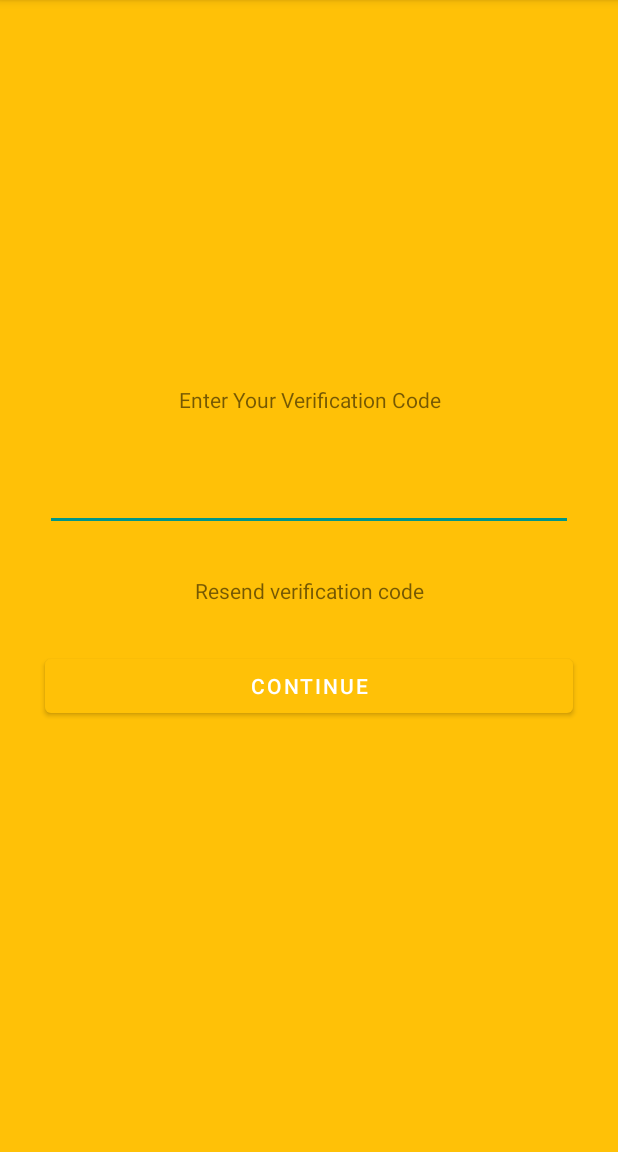
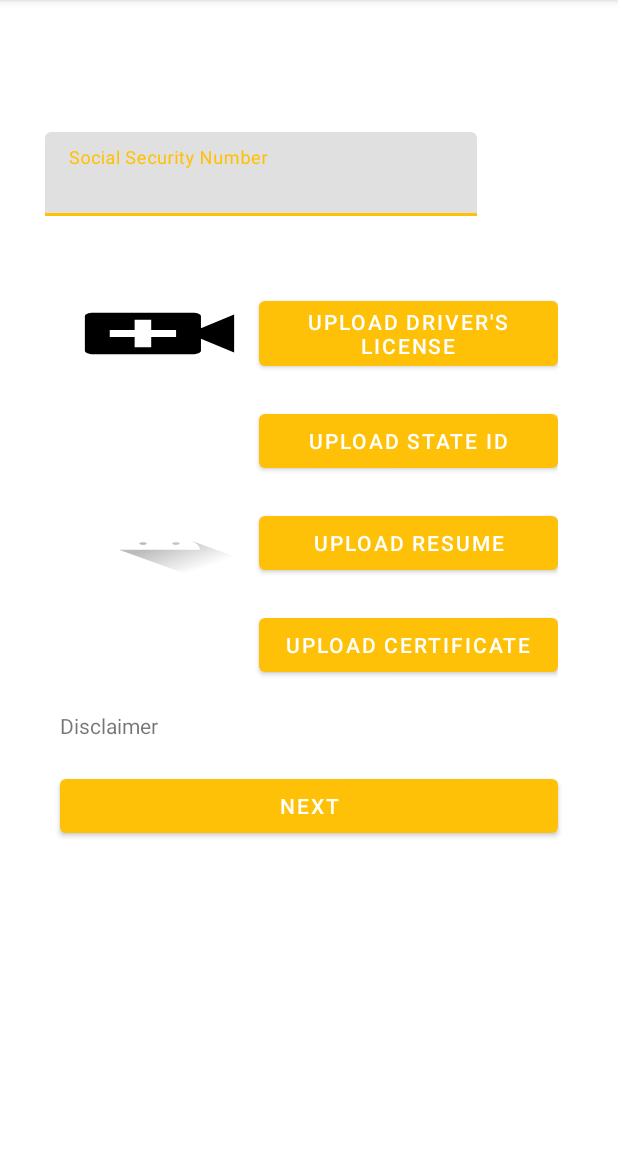
Before and after one commit to HaoYang0701/Care, an Android app: the screen it shows after launch (TwoFactorActivity before the commit, DocumentUploadActivity after it), after a tap on an icon or button, on a phone screen of 412 x 824 dp, the part 84-1236 px from its top. Run offline under Robolectric (Android 15) with nearby library versions, the phone set to English and light mode, and no system bars; our stand-ins replace RxJava, data binding; plain views replace PinEntryEditText; 2 statements that could not run were skipped.

Commit message:
Doc upload done

```diff
--- a/app/src/main/java/care/com/care/Login/LoginFragment.kt
+++ b/app/src/main/java/care/com/care/Login/LoginFragment.kt
@@ -13,11 +13,12 @@ import care.com.care.Login.twoFactorAuth.TwoFactorActivity
 import care.com.care.R
 import care.com.care.registration.RegistrationActivity
 import care.com.care.databinding.LoginFragmentBinding
+import care.com.care.documentupload.DocumentUploadActivity
 
 
 class LoginFragment : LoginContract.View, Fragment() {
     override fun goToSettings() {
-        startActivity(Intent(context, TwoFactorActivity::class.java))
+        startActivity(Intent(context, DocumentUploadActivity::class.java))
     }
 
     private lateinit var presenter: LoginContract.Presenter
--- a/app/src/main/java/care/com/care/data/database/source/DataSource.kt
+++ b/app/src/main/java/care/com/care/data/database/source/DataSource.kt
@@ -6,6 +6,7 @@ import care.com.care.Model.Token
 import care.com.care.Network.RegistrationRequest
 import io.reactivex.Flowable
 import io.reactivex.Observable
+import okhttp3.MultipartBody
 import okhttp3.RequestBody
 import retrofit2.Response
 
@@ -25,4 +26,6 @@ interface DataSource {
     fun getToken() : Flowable<Token>
 
     fun registerNewUser(request: RegistrationRequest): Observable<Response<RegistrationResponse>>
+
+    fun uploadImage(image : MultipartBody.Part)
 }
--- a/app/src/main/java/care/com/care/data/database/source/Repository.kt
+++ b/app/src/main/java/care/com/care/data/database/source/Repository.kt
@@ -8,9 +8,13 @@ import care.com.care.data.database.source.local.LocalDataSource
 import care.com.care.data.database.source.remote.RemoteDataSource
 import io.reactivex.Flowable
 import io.reactivex.Observable
+import okhttp3.MultipartBody
 import retrofit2.Response
 
 class Repository(val remoteDataSource : RemoteDataSource, val localDataSource: LocalDataSource) : DataSource {
+    override fun uploadImage(image: MultipartBody.Part) {
+
+    }
 
     override fun registerNewUser(registrationRequest: RegistrationRequest): Observable<Response<RegistrationResponse>> {
         return remoteDataSource.registerNewUser(registrationRequest)
--- a/app/src/main/java/care/com/care/data/database/source/local/LocalDataSource.kt
+++ b/app/src/main/java/care/com/care/data/database/source/local/LocalDataSource.kt
@@ -7,9 +7,13 @@ import care.com.care.Network.RegistrationRequest
 import care.com.care.data.database.source.DataSource
 import io.reactivex.Flowable
 import io.reactivex.Observable
+import okhttp3.MultipartBody
 import retrofit2.Response
 
 class LocalDataSource(val localDao : LocalDao) : DataSource {
+    override fun uploadImage(image: MultipartBody.Part) {
+
+    }
 
     override fun registerNewUser(request: RegistrationRequest): Observable<Response<RegistrationResponse>> {
         return Observable.empty()
--- a/app/src/main/java/care/com/care/data/database/source/remote/RemoteDataSource.kt
+++ b/app/src/main/java/care/com/care/data/database/source/remote/RemoteDataSource.kt
@@ -26,11 +26,13 @@ import care.com.care.CareOffApplication
 import java.util.*
 import androidx.core.content.ContextCompat.getSystemService
 import android.telephony.TelephonyManager
-
-
+import okhttp3.MultipartBody
 
 
 object RemoteDataSource : DataSource {
+    override fun uploadImage(image: MultipartBody.Part) {
+
+    }
 
 
     private var apiEndpoint: ApiEndpoint
--- /dev/null
+++ b/app/src/main/java/care/com/care/documentupload/DocumentUploadActivity.kt
@@ -0,0 +1,27 @@
+package care.com.care.documentupload
+
+import android.os.Bundle
+import android.os.Environment
+import androidx.appcompat.app.AppCompatActivity
+import care.com.care.R
+import care.com.care.Utils.replaceFragmentInActivity
+import care.com.care.data.database.source.remote.RemoteDataSource
+
+class DocumentUploadActivity : AppCompatActivity(){
+
+    private lateinit var documentUploadPresenter: DocumentUploadPresenter
+
+    override fun onCreate(savedInstanceState: Bundle?) {
+        super.onCreate(savedInstanceState)
+        setContentView(R.layout.document_upload_activity)
+
+        val documentUploadFragment = supportFragmentManager.findFragmentById(R.id.contentFrame)
+                as DocumentUploadFragment? ?: DocumentUploadFragment.newInstance().also {
+            replaceFragmentInActivity(it, R.id.contentFrame)
+        }
+
+        documentUploadPresenter = DocumentUploadPresenter(documentUploadFragment, getExternalFilesDir(Environment.DIRECTORY_PICTURES))
+
+        documentUploadFragment.setPresenter(documentUploadPresenter)
+    }
+}
--- /dev/null
+++ b/app/src/main/java/care/com/care/documentupload/DocumentUploadContract.kt
@@ -0,0 +1,19 @@
+package care.com.care.documentupload
+
+import android.graphics.Bitmap
+import care.com.care.base.BasePresenter
+import care.com.care.base.BaseView
+import java.io.File
+
+interface DocumentUploadContract {
+
+    interface View : BaseView<Presenter> {
+        fun setLicenseImage(bitmap : Bitmap)
+    }
+
+    interface Presenter : BasePresenter {
+        fun createFile(): File?
+
+        fun uploadFile()
+    }
+}
--- /dev/null
+++ b/app/src/main/java/care/com/care/documentupload/DocumentUploadFragment.kt
@@ -0,0 +1,86 @@
+package care.com.care.documentupload
+
+import android.app.Activity.RESULT_OK
+import android.content.Intent
+import android.graphics.Bitmap
+import android.os.Bundle
+import android.provider.MediaStore
+import android.view.LayoutInflater
+import android.view.View
+import android.view.ViewGroup
+import androidx.core.content.FileProvider
+import androidx.databinding.DataBindingUtil
+import androidx.fragment.app.Fragment
+import care.com.care.R
+import care.com.care.Utils.PermissionUtil
+import care.com.care.databinding.DocumentUploadFragmentBinding
+
+class DocumentUploadFragment : DocumentUploadContract.View, Fragment() {
+
+    override fun setLicenseImage(bitmap: Bitmap) {
+        viewBinding.licenseImage.setImageBitmap(bitmap)
+    }
+
+    private lateinit var presenter: DocumentUploadContract.Presenter
+    private lateinit var viewBinding: DocumentUploadFragmentBinding
+    val REQUEST_LICENSE_CAPTURE = 1
+
+    override fun onCreateView(inflater: LayoutInflater, container: ViewGroup?, savedInstanceState: Bundle?): View? {
+        viewBinding = DataBindingUtil.inflate(inflater, R.layout.document_upload_fragment, container, false)
+        val view = viewBinding.root
+        setUpClickListeners()
+        return view
+    }
+
+    private fun setUpClickListeners() {
+        viewBinding.uploadLicense.setOnClickListener { view ->
+            Intent(MediaStore.ACTION_IMAGE_CAPTURE).also { takePictureIntent ->
+                if (PermissionUtil.isCameraPermissionsOn(context!!)) {
+                } else if (!PermissionUtil.isCameraPermissionsOn(context!!)) {
+                    PermissionUtil.checkCameraPermissions(context!!)
+                }
+                takePictureIntent.resolveActivity(context?.packageManager)?.also {
+                    val photoFile = presenter.createFile()
+
+                    photoFile?.also {
+                        val photoURI = FileProvider.getUriForFile(
+                                context!!,
+                                "com.care.android.fileprovider",
+                                it
+                        )
+                        takePictureIntent.putExtra(MediaStore.EXTRA_OUTPUT, photoURI)
+                        startActivityForResult(takePictureIntent, REQUEST_LICENSE_CAPTURE)
+                    }
+                }
+            }
+        }
+    }
+
+    override fun onActivityResult(requestCode: Int, resultCode: Int, data: Intent?) {
+        if (requestCode == REQUEST_LICENSE_CAPTURE && resultCode == RESULT_OK) {
+            presenter.uploadFile()
+        }
+    }
+
+
+    override fun onResume() {
+        super.onResume()
+        presenter.subscribe()
+    }
+
+    override fun onPause() {
+        super.onPause()
+        presenter.unsubscribe()
+    }
+
+    override fun setPresenter(presenter: DocumentUploadContract.Presenter) {
+        this.presenter = presenter
+    }
+
+
+    companion object {
+        fun newInstance() : DocumentUploadFragment {
+            return DocumentUploadFragment()
+        }
+    }
+}
--- /dev/null
+++ b/app/src/main/res/layout/document_upload_activity.xml
@@ -0,0 +1,12 @@
+<?xml version="1.0" encoding="utf-8"?>
+<LinearLayout
+    xmlns:android="http://schemas.android.com/apk/res/android"
+    android:layout_width="match_parent"
+    android:layout_height="match_parent">
+
+    <FrameLayout
+        android:layout_width="match_parent"
+        android:layout_height="match_parent"
+        android:id="@+id/contentFrame">
+    </FrameLayout>
+</LinearLayout>
--- /dev/null
+++ b/app/src/main/res/layout/document_upload_fragment.xml
@@ -0,0 +1,144 @@
+<?xml version="1.0" encoding="utf-8"?>
+<layout xmlns:android="http://schemas.android.com/apk/res/android"
+        xmlns:app="http://schemas.android.com/apk/res-auto">
+<ScrollView xmlns:tools="http://schemas.android.com/tools"
+              android:orientation="vertical"
+              android:layout_width="match_parent"
+              android:layout_height="match_parent"
+              android:gravity="center">
+
+    <LinearLayout
+        android:layout_width="match_parent"
+        android:layout_height="match_parent"
+        android:orientation="vertical"
+        android:layout_margin="30dp">
+
+        <TextView
+            android:layout_width="match_parent"
+            android:layout_height="wrap_content"
+            tools:text="Hao, Yang"
+            android:gravity="left"/>
+
+        <TextView
+            android:layout_width="match_parent"
+            android:layout_height="wrap_content"
+            tools:text="July 1st, 1994"
+            android:gravity="left"/>
+
+
+        <TextView
+            android:layout_width="match_parent"
+            android:layout_height="wrap_content"
+            tools:text="646-123-4567"
+            android:gravity="left"/>
+
+        <com.google.android.material.textfield.TextInputLayout
+            android:layout_width="match_parent"
+            android:layout_height="wrap_content"
+            android:layout_marginEnd="64dp"
+            app:errorEnabled="true"
+            android:layout_marginBottom="20dp"
+            android:layout_gravity="left">
+
+            <com.google.android.material.textfield.TextInputEditText
+                android:layout_width="match_parent"
+                android:layout_height="wrap_content"
+                android:hint="@string/social_security_number"/>
+
+        </com.google.android.material.textfield.TextInputLayout>
+
+        <LinearLayout
+            android:layout_width="match_parent"
+            android:layout_height="wrap_content"
+            android:layout_margin="10dp">
+
+            <ImageView
+                android:layout_weight="2"
+                android:layout_width="0dp"
+                android:id="@+id/license_image"
+                android:background="@drawable/ic_video_call_black_24dp"
+                android:layout_height="match_parent"/>
+
+            <Button
+                android:layout_width="0dp"
+                android:layout_height="wrap_content"
+                android:text="@string/upload_driver_s_license"
+                android:id="@+id/upload_license"
+                android:layout_weight="3"/>
+        </LinearLayout>
+
+        <LinearLayout
+            android:layout_width="match_parent"
+            android:layout_height="wrap_content"
+            android:layout_margin="10dp">
+
+            <ImageView
+                android:layout_weight="2"
+                android:layout_width="0dp"
+                android:id="@+id/id_image"
+                android:background="@drawable/ic_call_end_white_24dp"
+                android:layout_height="match_parent"/>
+
+            <Button
+                android:layout_width="0dp"
+                android:layout_height="wrap_content"
+                android:text="@string/upload_state_id"
+                android:id="@+id/upload_id"
+                android:layout_weight="3"/>
+        </LinearLayout>
+
+        <LinearLayout
+            android:layout_width="match_parent"
+            android:layout_height="wrap_content"
+            android:layout_margin="10dp">
+
+            <ImageView
+                android:layout_weight="2"
+                android:layout_width="0dp"
+                android:background="@drawable/ic_launcher_foreground"
+                android:id="@+id/resume_image"
+                android:layout_height="match_parent"/>
+
+            <Button
+                android:layout_width="0dp"
+                android:layout_height="wrap_content"
+                android:text="@string/upload_resume"
+                android:id="@+id/upload_resume"
+                android:layout_weight="3"/>
+        </LinearLayout>
+
+        <LinearLayout
+            android:layout_width="match_parent"
+            android:layout_height="wrap_content"
+            android:layout_margin="10dp">
+
+            <ImageView
+                android:layout_weight="2"
+                android:layout_width="0dp"
+                android:background="@drawable/ic_phonelink_ring_white_24dp"
+                android:id="@+id/certificate_image"
+                android:layout_height="match_parent"/>
+
+            <Button
+                android:layout_width="0dp"
+                android:layout_height="wrap_content"
+                android:text="@string/upload_certificate"
+                android:id="@+id/upload_certificate"
+                android:layout_weight="3"/>
+        </LinearLayout>
+
+
+        <TextView
+            android:layout_width="match_parent"
+            android:layout_height="wrap_content"
+            android:layout_margin="10dp"
+            android:text="@string/disclaimer"/>
+
+        <Button
+            android:layout_width="match_parent"
+            android:layout_height="wrap_content"
+            android:layout_margin="10dp"
+            android:text="Next"/>
+    </LinearLayout>
+</ScrollView>
+</layout>
--- a/app/src/main/res/values/strings.xml
+++ b/app/src/main/res/values/strings.xml
@@ -30,4 +30,10 @@
     <string name="enter_your_verification_code">Enter Your Verification Code</string>
     <string name="resend_verification_code">Resend verification code</string>
     <string name="verification_continue">Continue</string>
+    <string name="social_security_number">Social Security Number</string>
+    <string name="upload_driver_s_license">Upload Driver\'s License</string>
+    <string name="upload_state_id">Upload State ID</string>
+    <string name="upload_resume">Upload Resume</string>
+    <string name="upload_certificate">Upload Certificate</string>
+    <string name="disclaimer">Disclaimer</string>
 </resources>
--- /dev/null
+++ b/app/src/main/res/xml/file_paths.xml
@@ -0,0 +1,4 @@
+<?xml version="1.0" encoding="utf-8"?>
+<paths xmlns:android="http://schemas.android.com/apk/res/android">
+    <external-path name="my_images" path="Android/data/care.com.care/files/Pictures" />
+</paths>
```
Also changed, not shown: app/src/main/AndroidManifest.xml (+16 -1 lines), app/src/main/java/care/com/care/Network/ApiEndpoint.kt (+7 -4 lines), app/src/main/java/care/com/care/Utils/PermissionUtil.kt (+23 -0 lines), app/src/main/java/care/com/care/documentupload/DocumentUploadPresenter.kt (added, +90 -0 lines).
